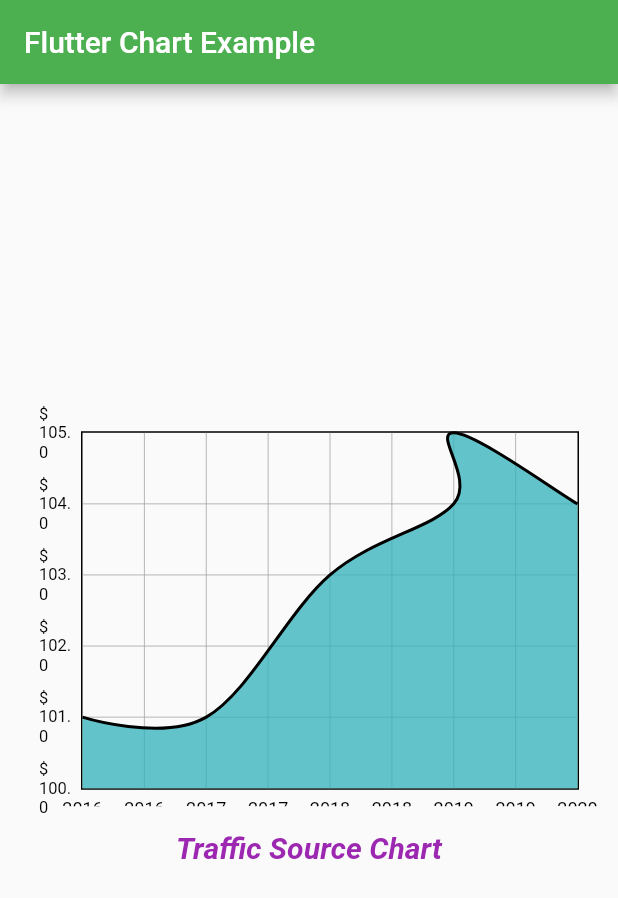
After one commit to imsanjoykb/Flutter-For-Beginners, a Flutter app: the HomePage screen opened directly, on a phone screen of 412 x 824 dp. The commit adds this screen. Shown: the top 898 px of the screen. Run offline on Flutter 3.47's test engine with Material 2 defaults, Android fonts, the phone set to English and light mode, and no system bars; drawn by our look-alikes of fl_chart; our stand-ins replace fluttertoast; missing offline and left inert: dart:html.

Commit message:
charts added

```diff
--- /dev/null
+++ b/lib/charts.dart
@@ -0,0 +1,122 @@
+import 'package:flutter/material.dart';
+import 'package:fl_chart/fl_chart.dart';
+
+void main() => runApp(MyApp());
+
+/// This Widget is the main application widget.
+class MyApp extends StatelessWidget {
+  @override
+  Widget build(BuildContext context) {
+    return MaterialApp(
+      home: HomePage(),
+    );
+  }
+}
+
+class HomePage extends StatelessWidget {
+  @override
+  Widget build(BuildContext context) {
+    return Scaffold(
+      appBar: AppBar(title: const Text('Flutter Chart Example'), backgroundColor: Colors.green),
+      body: Center(
+        child: Column(
+          mainAxisAlignment: MainAxisAlignment.center,
+          children: <Widget>[
+            LineCharts(),
+            Padding(
+                padding: const EdgeInsets.all(16.0),
+                child: Text("Traffic Source Chart",
+                    style: TextStyle(
+                        fontSize: 20, color: Colors.purple, fontWeight: FontWeight.w700, fontStyle: FontStyle.italic))),
+          ],
+        ),
+      ),
+    );
+  }
+}
+
+class LineCharts extends StatelessWidget {
+  @override
+  Widget build(BuildContext context) {
+    const cutOffYValue = 0.0;
+    const yearTextStyle = TextStyle(fontSize: 12, color: Colors.black);
+
+    return SizedBox(
+      width: 360,
+      height: 250,
+      child: LineChart(
+        LineChartData(
+          lineTouchData: LineTouchData(enabled: false),
+          lineBarsData: [
+            LineChartBarData(
+              spots: [FlSpot(0, 1), FlSpot(1, 1), FlSpot(2, 3), FlSpot(3, 4), FlSpot(3, 5), FlSpot(4, 4)],
+              isCurved: true,
+              barWidth: 2,
+              colors: [
+                Colors.black,
+              ],
+              belowBarData: BarAreaData(
+                show: true,
+                colors: [Colors.lightBlue.withOpacity(0.5)],
+                cutOffY: cutOffYValue,
+                applyCutOffY: true,
+              ),
+              aboveBarData: BarAreaData(
+                show: true,
+                colors: [Colors.lightGreen.withOpacity(0.5)],
+                cutOffY: cutOffYValue,
+                applyCutOffY: true,
+              ),
+              dotData: FlDotData(
+                show: false,
+              ),
+            ),
+          ],
+          minY: 0,
+          titlesData: FlTitlesData(
+            bottomTitles: SideTitles(
+                showTitles: true,
+                reservedSize: 5,
+                textStyle: yearTextStyle,
+                getTitles: (value) {
+                  switch (value.toInt()) {
+                    case 0:
+                      return '2016';
+                    case 1:
+                      return '2017';
+                    case 2:
+                      return '2018';
+                    case 3:
+                      return '2019';
+                    case 4:
+                      return '2020';
+                    default:
+                      return '';
+                  }
+                }),
+            leftTitles: SideTitles(
+              showTitles: true,
+              getTitles: (value) {
+                return '\$ ${value + 100}';
+              },
+            ),
+          ),
+          axisTitleData: FlAxisTitleData(
+              leftTitle: AxisTitle(showTitle: true, titleText: 'Value', margin: 10),
+              bottomTitle: AxisTitle(
+                  showTitle: true,
+                  margin: 10,
+                  titleText: 'Year',
+                  textStyle: yearTextStyle,
+                  textAlign: TextAlign.right)),
+          gridData: FlGridData(
+            show: true,
+            checkToShowHorizontalLine: (double value) {
+              return value == 1 || value == 2 || value == 3 || value == 4;
+            },
+          ),
+        ),
+      ),
+    );
+  }
+}
--- a/pubspec.yaml
+++ b/pubspec.yaml
@@ -23,6 +23,7 @@ environment:
 dependencies:
   flutter:
     sdk: flutter
+  fl_chart: ^0.10.1
 
 
   # The following adds the Cupertino Icons font to your application.
```
Also changed, not shown: lib/cardFlutter.dart (line endings or trailing spaces), pubspec.lock.
